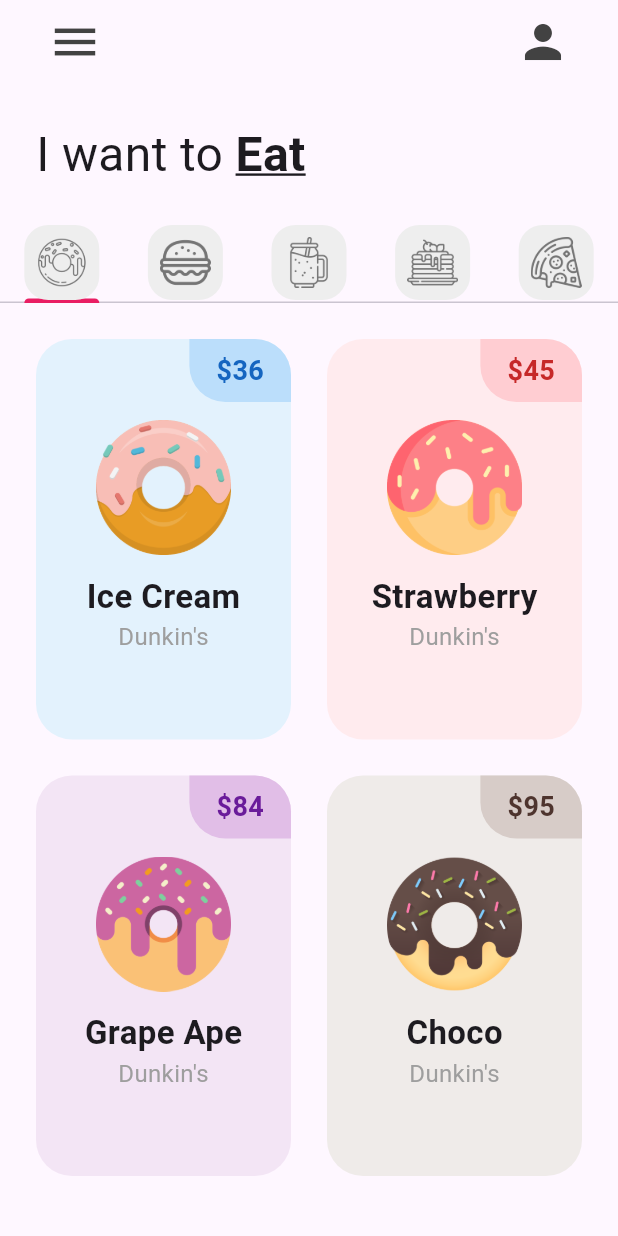
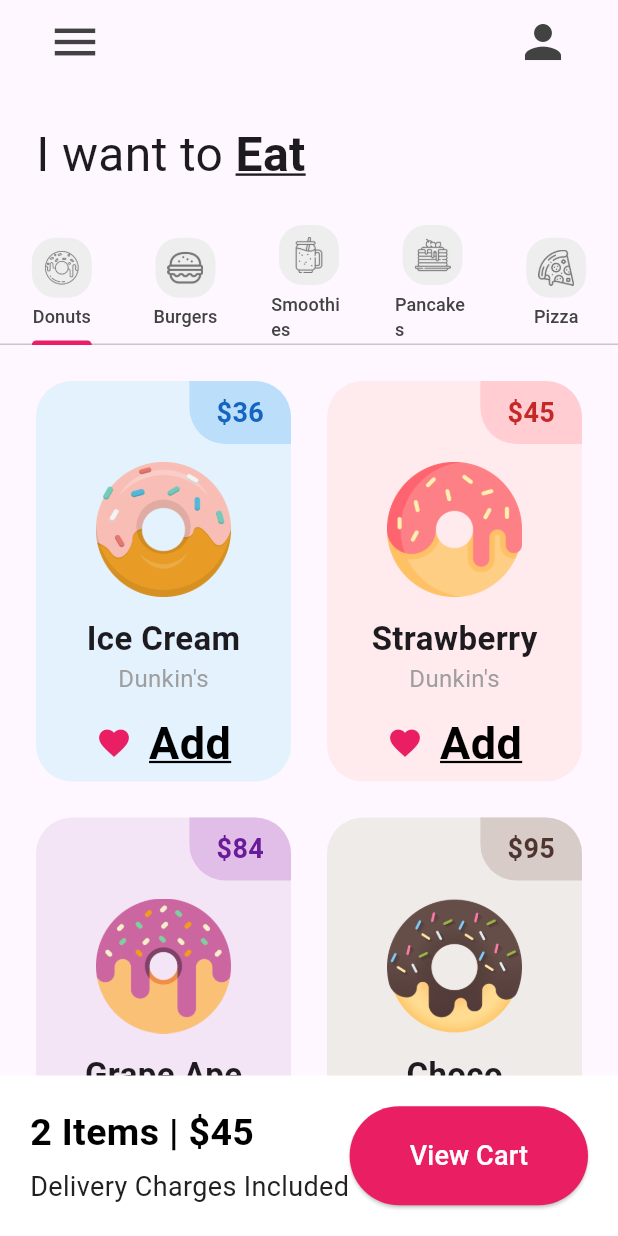
Before and after one commit to MrPoncho30/reto1_donut_app_angel_avila, a Flutter app: the screen it shows after launch, on a phone screen of 412 x 824 dp. Run offline on Flutter 3.47's test engine with Material 3 defaults, Android fonts, the phone set to English and light mode, and no system bars.

Commit message:
CierrePractica1

```diff
--- a/lib/main.dart
+++ b/lib/main.dart
@@ -11,6 +11,7 @@ class MainApp extends StatelessWidget {
   @override
   Widget build(BuildContext context) {
     return MaterialApp(
+      debugShowCheckedModeBanner: false, // Esto quita el banner de debug
       home: const HomePage(),
       theme: ThemeData(
           tabBarTheme: const TabBarTheme(indicatorColor: Colors.pink)),
--- a/lib/pages/home_page.dart
+++ b/lib/pages/home_page.dart
@@ -15,21 +15,22 @@ class HomePage extends StatefulWidget {
 
 class _HomePageState extends State<HomePage> {
   List<Widget> myTabs = [
-    //donut tab
-    const MyTab(iconPath: 'lib/icons/donut.png'),
+    // Donut tab
+    const MyTab(iconPath: 'lib/icons/donut.png', name: 'Donuts'),
 
-    //burger tab
-    const MyTab(iconPath: 'lib/icons/burger.png'),
+    // Burger tab
+    const MyTab(iconPath: 'lib/icons/burger.png', name: 'Burgers'),
 
-    //smoothie tab
-    const MyTab(iconPath: 'lib/icons/smoothie.png'),
+    // Smoothie tab
+    const MyTab(iconPath: 'lib/icons/smoothie.png', name: 'Smoothies'),
 
-    //pancakes tab
-    const MyTab(iconPath: 'lib/icons/pancakes.png'),
+    // Pancakes tab
+    const MyTab(iconPath: 'lib/icons/pancakes.png', name: 'Pancakes'),
 
-    //pizza tab
-    const MyTab(iconPath: 'lib/icons/pizza.png'),
+    // Pizza tab
+    const MyTab(iconPath: 'lib/icons/pizza.png', name: 'Pizza'),
   ];
+
   @override
   Widget build(BuildContext context) {
     return DefaultTabController(
@@ -93,8 +94,55 @@ class _HomePageState extends State<HomePage> {
               //Pizza tab
               PizzaTab(),
             ]),
-          )
-          //Carrito
+          ),
+          // Contenedor del carrito
+          Container(
+            padding: const EdgeInsets.all(20.0),
+            decoration: BoxDecoration(
+              color: Colors.white,
+            ),
+            child: Row(
+              mainAxisAlignment: MainAxisAlignment.spaceBetween,
+              children: [
+                // Información de items y precio
+                Column(
+                  crossAxisAlignment: CrossAxisAlignment.start,
+                  children: [
+                    Text(
+                      '2 Items | \$45',
+                      style: TextStyle(
+                          fontSize: 25,
+                          fontWeight: FontWeight.bold,
+                          color: Colors.black),
+                    ),
+                    SizedBox(height: 5),
+                    Text(
+                      'Delivery Charges Included',
+                      style: TextStyle(fontSize: 18, color: Colors.grey[900]),
+                    ),
+                  ],
+                ),
+                // Botón "View Cart"
+                ElevatedButton(
+                  style: ElevatedButton.styleFrom(
+                    backgroundColor: Colors.pink, // Color del botón
+                    padding: const EdgeInsets.symmetric(
+                        horizontal: 40, vertical: 20),
+                    shape: RoundedRectangleBorder(
+                      borderRadius: BorderRadius.circular(35),
+                    ),
+                  ),
+                  onPressed: () {
+                    // Acción al presionar el botón
+                  },
+                  child: Text(
+                    'View Cart',
+                    style: TextStyle(fontSize: 18, color: Colors.white),
+                  ),
+                ),
+              ],
+            ),
+          ),
         ]),
       ),
     );
--- a/lib/tab/donut_tab.dart
+++ b/lib/tab/donut_tab.dart
@@ -5,6 +5,10 @@ class DonutTab extends StatelessWidget {
   //List of donuts
   final List donutOnSale = [
     //[danutFlavor, donutPrice, donutColor, imageName]
+    ["Ice Cream", "36", Colors.blue, "lib/images/icecream_donut.png"],
+    ["Strawberry", "45", Colors.red, "lib/images/strawberry_donut.png"],
+    ["Grape Ape", "84", Colors.purple, "lib/images/grape_donut.png"],
+    ["Choco", "95", Colors.brown, "lib/images/chocolate_donut.png"],
     ["Ice Cream", "36", Colors.blue, "lib/images/icecream_donut.png"],
     ["Strawberry", "45", Colors.red, "lib/images/strawberry_donut.png"],
     ["Grape Ape", "84", Colors.purple, "lib/images/grape_donut.png"],
--- a/lib/utils/donut_tile.dart
+++ b/lib/utils/donut_tile.dart
@@ -3,17 +3,19 @@ import 'package:flutter/material.dart';
 class DonutTile extends StatelessWidget {
   final String donutFlavor;
   final String donutPrice;
-  final dynamic donutColor; //Dynamic porque será tipo Color y también usará[]
+  final dynamic donutColor; // Dynamic porque será tipo Color y también usará[]
   final String imageName;
-  //valor fijo pa' border circular
+
+  // Valor fijo para el borde circular
   final double borderRadius = 24;
 
-  const DonutTile(
-      {super.key,
+  const DonutTile({
+    super.key,
     required this.donutFlavor,
     required this.donutPrice,
     required this.donutColor,
-      required this.imageName});
+    required this.imageName,
+  });
 
   @override
   Widget build(BuildContext context) {
@@ -22,11 +24,13 @@ class DonutTile extends StatelessWidget {
       child: Container(
         decoration: BoxDecoration(
           color: donutColor[50],
-            borderRadius: BorderRadius.circular(borderRadius)),
-        child: Column(children: [
-          //Donut Price
+          borderRadius: BorderRadius.circular(borderRadius),
+        ),
+        child: Column(
+          children: [
+            // Donut Price
             Row(
-            //Alinear el precio a la derecha
+              // Alinear el precio a la derecha
               mainAxisAlignment: MainAxisAlignment.end,
               children: [
                 Container(
@@ -34,25 +38,32 @@ class DonutTile extends StatelessWidget {
                     color: donutColor[100],
                     borderRadius: BorderRadius.only(
                       topRight: Radius.circular(borderRadius),
-                          bottomLeft: Radius.circular(borderRadius))),
-                  padding:
-                      const EdgeInsets.symmetric(vertical: 8, horizontal: 18),
-                  child: Text('\$$donutPrice',
+                      bottomLeft: Radius.circular(borderRadius),
+                    ),
+                  ),
+                  padding: const EdgeInsets.symmetric(
+                    vertical: 8,
+                    horizontal: 18,
+                  ),
+                  child: Text(
+                    '\$$donutPrice',
                     style: TextStyle(
                       fontWeight: FontWeight.bold,
                       fontSize: 18,
-                          color: donutColor[800]))),
+                      color: donutColor[800],
+                    ),
+                  ),
+                ),
               ],
             ),
 
-          ///
-          //Donut picture
+            // Donut picture
             Padding(
               padding: const EdgeInsets.symmetric(horizontal: 40, vertical: 12),
               child: Image.asset(imageName),
             ),
-          //Donut Flavor Text
-          // Texto del sabor del donut
+
+            // Donut Flavor Text
             Text(
               donutFlavor, // Variable con el sabor del donut
               style: const TextStyle(
@@ -62,16 +73,45 @@ class DonutTile extends StatelessWidget {
             ),
 
             // Texto adicional debajo del sabor
-          Text(
+            const Text(
               'Dunkin\'s',
-            style: const TextStyle(
+              style: TextStyle(
                 fontSize: 16,
                 color: Colors.grey,
               ),
             ),
-          //Love Icon + add button
-          //
-        ]),
+
+            // Espacio adicional antes de los botones
+            const SizedBox(height: 10),
+
+            // Love icon + add button"
+            const Padding(
+              padding: EdgeInsets.symmetric(horizontal: 40),
+              child: Row(
+                mainAxisAlignment: MainAxisAlignment
+                    .spaceBetween, // Espaciado entre los widgets
+                children: [
+                  // Icono de favorito
+                  Icon(
+                    Icons.favorite, // Ícono de corazón vacío
+                    color: Colors.pink, //
+                  ),
+
+                  // Texto "Add"
+                  Text(
+                    'Add',
+                    style: TextStyle(
+                        color: Colors.black, // Color para el texto
+                        fontSize: 30,
+                        fontWeight: FontWeight.bold,
+                        decoration: TextDecoration.underline,
+                        decorationColor: Colors.black),
+                  ),
+                ],
+              ),
+            ),
+          ],
+        ),
       ),
     );
   }
--- a/lib/utils/my_tab.dart
+++ b/lib/utils/my_tab.dart
@@ -2,21 +2,40 @@ import 'package:flutter/material.dart';
 
 class MyTab extends StatelessWidget {
   final String iconPath;
-  const MyTab({super.key, required this.iconPath});
+  final String name; // Agregamos la variable de instancia para el nombre
+
+  const MyTab({
+    super.key,
+    required this.iconPath,
+    required this.name,
+  });
 
   @override
   Widget build(BuildContext context) {
-    return Tab(
-      height: 50,
-      child: Container(
+    return Column(
+      // Cambiamos la estructura para que el texto esté fuera del contenedor gris
+      mainAxisAlignment: MainAxisAlignment.center, // Centrar verticalmente
+      children: [
+        Container(
           decoration: BoxDecoration(
-            color: Colors.grey[200], borderRadius: BorderRadius.circular(16)),
+            color: Colors.grey[200],
+            borderRadius: BorderRadius.circular(16),
+          ),
           padding: const EdgeInsets.all(8),
           child: Image.asset(
             iconPath,
             color: Colors.grey[600],
+            height: 24, // Ajusta el tamaño del ícono según sea necesario
           ),
         ),
+        const SizedBox(
+            height: 4), // Espacio entre el contenedor gris y el texto
+        Text(
+          name,
+          style: TextStyle(
+              fontSize: 12, color: Colors.grey[800]), // Estilo del texto
+        ),
+      ],
     );
   }
 }
```
Lines whose indentation alone changed are shown as unchanged.
